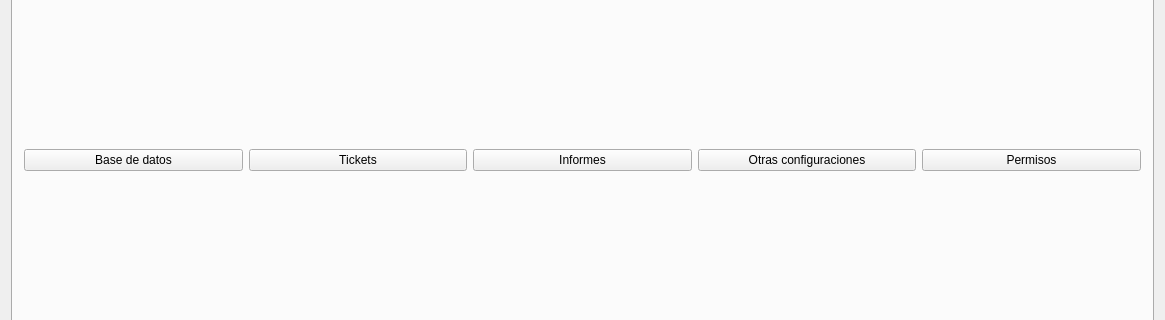
Before: the Qt Designer form tienda.ui in Ladis72/tienda, drawn with Qt 5; both pictures show x 0 to 1165 and y 227 to 547 of the 1165 by 776 pixel window.
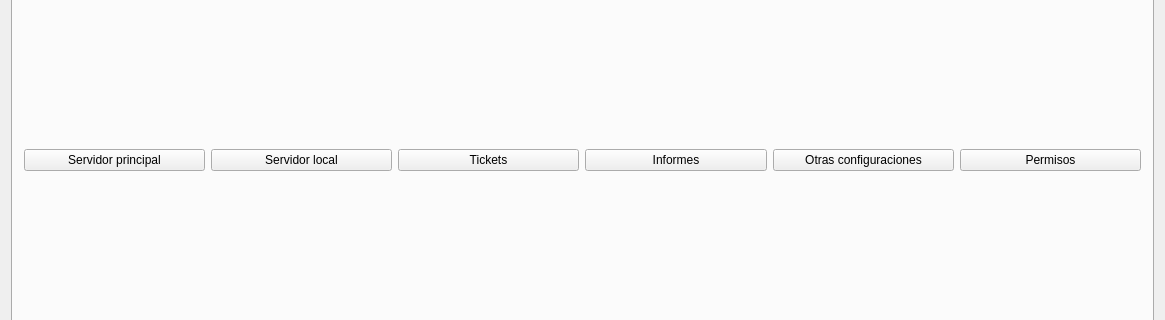
After: the same form once the commit is applied. The open tabs and pages were chosen to show the change. Icons and pictures are not drawn.

```diff
--- a/tienda.ui
+++ b/tienda.ui
@@ -336,10 +336,17 @@
        <layout class="QHBoxLayout" name="horizontalLayout_6">
         <item>
          <layout class="QHBoxLayout" name="horizontalLayout_4">
+          <item>
+           <widget class="QPushButton" name="pushButtonMaster">
+            <property name="text">
+             <string>Servidor principal</string>
+            </property>
+           </widget>
+          </item>
           <item>
            <widget class="QPushButton" name="pushButtonConfigDB">
             <property name="text">
-             <string>Base de datos</string>
+             <string>Servidor local</string>
             </property>
            </widget>
           </item>
```
